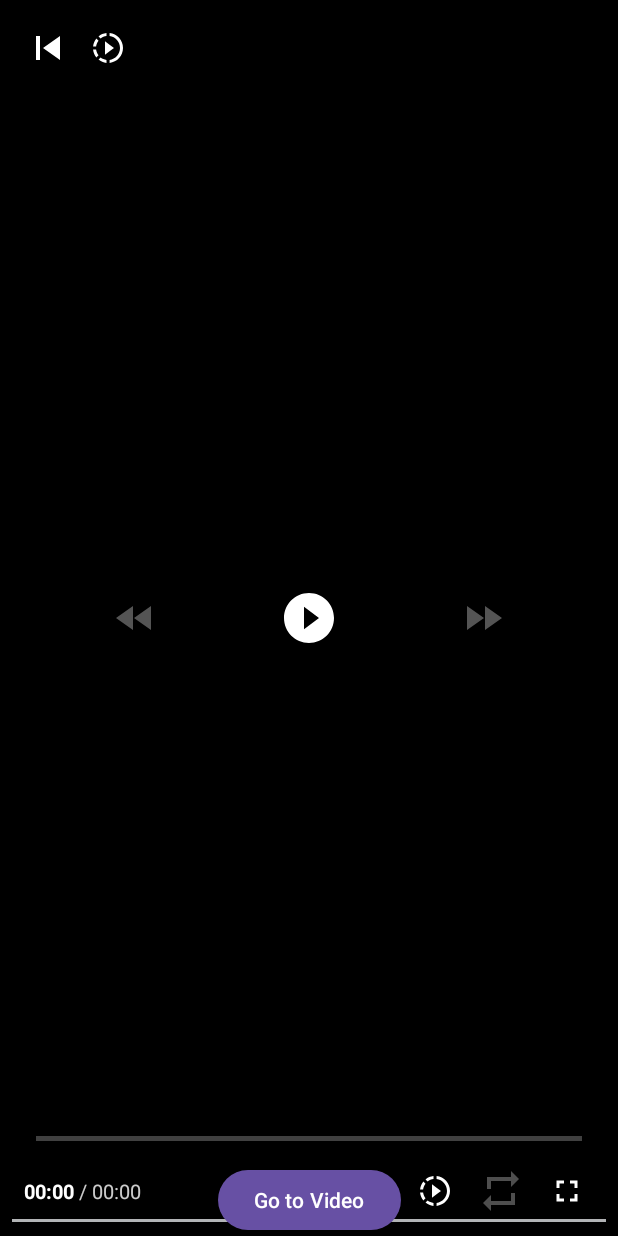
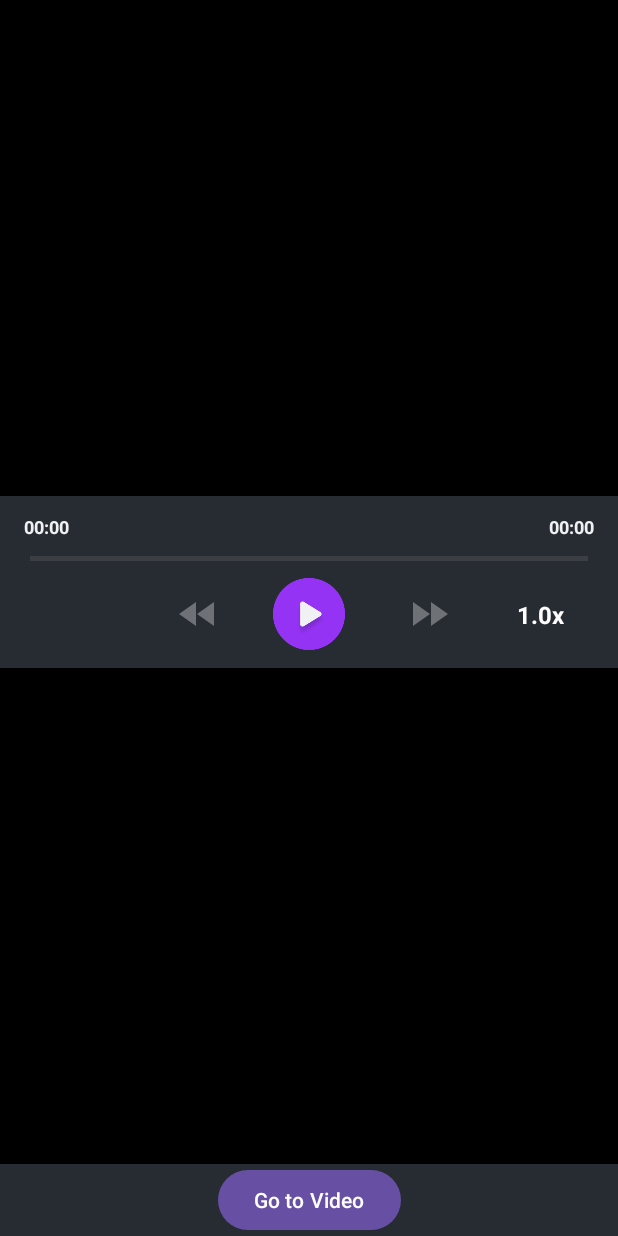
Before and after one commit to HamBeomJoon/Media3Ex, an Android app: the screen it shows after launch (MainActivity), on a phone screen of 412 x 824 dp. Run offline under Robolectric (Android 15) with nearby library versions, the phone set to English and light mode, and no system bars; our stand-ins replace data binding.

Commit message:
feat: 비디오/오디오 컨트롤러 레이아웃 분리 및 적용

```diff
--- /dev/null
+++ b/app/src/main/java/com/example/media3ex/AudioControlView.kt
@@ -0,0 +1,33 @@
+package com.example.media3ex
+
+import android.content.Context
+import android.util.AttributeSet
+import android.view.LayoutInflater
+import androidx.constraintlayout.widget.ConstraintLayout
+import androidx.media3.exoplayer.ExoPlayer
+import com.example.media3ex.databinding.ViewAudioControlBinding
+
+class AudioControlView
+    @JvmOverloads
+    constructor(
+        context: Context,
+        attrs: AttributeSet? = null,
+        defStyleAttr: Int = 0,
+    ) : ConstraintLayout(context, attrs, defStyleAttr) {
+        private val binding: ViewAudioControlBinding =
+            ViewAudioControlBinding.inflate(
+                LayoutInflater.from(context),
+                this,
+            )
+        private var player: ExoPlayer? = null
+
+        fun setPlayer(player: ExoPlayer) {
+            this.player = player
+            binding.playerView.player = player
+        }
+
+        fun release() {
+            player?.release()
+            player = null
+        }
+    }
--- a/app/src/main/java/com/example/media3ex/AudioFragment.kt
+++ b/app/src/main/java/com/example/media3ex/AudioFragment.kt
@@ -19,7 +19,7 @@ class AudioFragment : Fragment() {
         inflater: LayoutInflater,
         container: ViewGroup?,
         savedInstanceState: Bundle?,
-    ): View? {
+    ): View {
         _binding = FragmentAudioBinding.inflate(inflater, container, false)
         return binding.root
     }
@@ -30,7 +30,22 @@ class AudioFragment : Fragment() {
     ) {
         super.onViewCreated(view, savedInstanceState)
         initializePlayer()
+        setupNavigation()
+    }
 
+    private fun initializePlayer() {
+        player =
+            ExoPlayer.Builder(requireContext()).build().also { exoPlayer ->
+                val mediaItem = MediaItem.fromUri("asset:///ComposeCoroutineScope.mp3")
+                exoPlayer.setMediaItem(mediaItem)
+                exoPlayer.prepare()
+
+                // CustomView에 플레이어 설정
+                binding.audioControlView.setPlayer(exoPlayer)
+            }
+    }
+
+    private fun setupNavigation() {
         binding.btnVideo.setOnClickListener {
             parentFragmentManager
                 .beginTransaction()
@@ -40,20 +55,16 @@ class AudioFragment : Fragment() {
         }
     }
 
-    private fun initializePlayer() {
-        player =
-            ExoPlayer.Builder(requireContext()).build().also { exoPlayer ->
-                binding.playerView.player = exoPlayer
-                val mediaItem = MediaItem.fromUri("asset:///ComposeCoroutineScope.mp3")
-                exoPlayer.setMediaItem(mediaItem)
-                exoPlayer.prepare()
-            }
+    override fun onStop() {
+        super.onStop()
+        player?.pause()
     }
 
     override fun onDestroyView() {
         super.onDestroyView()
         player?.release()
         player = null
+        binding.audioControlView.release()
         _binding = null
     }
 }
--- a/app/src/main/res/layout/custom_audio_controls.xml
+++ b/app/src/main/res/layout/custom_audio_controls.xml
@@ -1,228 +1,102 @@
 <?xml version="1.0" encoding="utf-8"?>
-<FrameLayout xmlns:android="http://schemas.android.com/apk/res/android"
+<androidx.constraintlayout.widget.ConstraintLayout xmlns:android="http://schemas.android.com/apk/res/android"
     xmlns:app="http://schemas.android.com/apk/res-auto"
     xmlns:tools="http://schemas.android.com/tools"
     android:layout_width="match_parent"
-    android:layout_height="match_parent">
-
-    <View
-        android:id="@+id/topGradient"
-        android:layout_width="match_parent"
-        android:layout_height="100dp"
-        android:layout_gravity="top"
-        android:background="@drawable/gradient_top_background" />
-
-    <LinearLayout
-        android:id="@+id/topControls"
-        android:layout_width="match_parent"
     android:layout_height="wrap_content"
-        android:layout_gravity="top"
-        android:gravity="center_vertical"
-        android:orientation="horizontal"
+    android:layout_gravity="center_vertical"
+    android:background="@color/hearit_black1"
     android:padding="12dp">
-
-        <ImageButton
-            android:id="@+id/btnBack"
-            android:layout_width="40dp"
-            android:layout_height="40dp"
-            android:background="?attr/selectableItemBackgroundBorderless"
-            android:contentDescription="@null"
-            android:src="@drawable/exo_icon_previous"
-            app:tint="@color/white"
-            tools:ignore="PrivateResource" />
-
-        <TextView
-            android:id="@+id/tvVideoTitle"
-            android:layout_width="0dp"
-            android:layout_height="wrap_content"
-            android:layout_marginHorizontal="12dp"
-            android:layout_weight="1"
-            android:ellipsize="end"
-            android:maxLines="1"
-            android:textColor="@color/white"
-            android:textSize="16sp"
-            android:textStyle="bold"
-            android:visibility="gone"
-            tools:text="Video Title"
-            tools:visibility="visible" />
-
-        <ImageButton
-            android:id="@+id/btnCast"
-            android:layout_width="40dp"
-            android:layout_height="40dp"
-            android:background="?attr/selectableItemBackgroundBorderless"
-            android:contentDescription="@null"
-            android:src="@drawable/exo_icon_previous"
-            android:visibility="gone"
-            app:tint="@color/white"
-            tools:ignore="PrivateResource" />
-
-        <ImageButton
-            android:id="@+id/btnSettings"
-            android:layout_width="40dp"
-            android:layout_height="40dp"
-            android:background="?attr/selectableItemBackgroundBorderless"
-            android:contentDescription="@null"
-            android:src="@drawable/exo_styled_controls_speed"
-            app:tint="@color/white"
-            tools:ignore="PrivateResource" />
-    </LinearLayout>
-
-    <LinearLayout
-        android:id="@+id/centerControls"
-        android:layout_width="wrap_content"
-        android:layout_height="wrap_content"
-        android:layout_gravity="center"
-        android:gravity="center"
-        android:orientation="horizontal">
-
-        <ImageButton
-            android:id="@id/exo_rew"
-            android:layout_width="64dp"
-            android:layout_height="64dp"
-            android:layout_marginEnd="48dp"
-            android:background="@drawable/center_control_background"
-            android:contentDescription="@string/exo_controls_rewind_description"
-            android:src="@drawable/exo_ic_rewind"
-            app:tint="@color/white"
-            tools:ignore="PrivateResource" />
-
-        <ImageButton
-            android:id="@id/exo_play_pause"
-            android:layout_width="72dp"
-            android:layout_height="72dp"
-            android:background="@drawable/center_control_background"
-            android:contentDescription="@string/exo_controls_play_description"
-            android:src="@drawable/ic_play"
-            app:tint="@color/white"
-            tools:ignore="PrivateResource" />
-
-        <ImageButton
-            android:id="@id/exo_ffwd"
-            android:layout_width="64dp"
-            android:layout_height="64dp"
-            android:layout_marginStart="48dp"
-            android:background="@drawable/center_control_background"
-            android:contentDescription="@string/exo_controls_fastforward_description"
-            android:src="@drawable/exo_ic_forward"
-            app:tint="@color/white"
-            tools:ignore="PrivateResource" />
-    </LinearLayout>
-
-    <!-- 하단 그라데이션 배경 -->
-    <View
-        android:id="@+id/bottomGradient"
-        android:layout_width="match_parent"
-        android:layout_height="100dp"
-        android:layout_gravity="bottom"
-        android:background="@drawable/gradient_bottom_background" />
-
-    <!-- 하단 컨트롤 -->
-    <LinearLayout
-        android:id="@+id/bottomControls"
-        android:layout_width="match_parent"
-        android:layout_height="wrap_content"
-        android:layout_gravity="bottom"
-        android:orientation="vertical"
-        android:paddingHorizontal="16dp"
-        android:paddingBottom="12dp">
-
-        <!-- Seekbar -->
-        <androidx.media3.ui.DefaultTimeBar
-            android:id="@id/exo_progress"
-            android:layout_width="match_parent"
-            android:layout_height="wrap_content"
-            android:layout_marginBottom="4dp"
-            app:bar_height="3dp"
-            app:played_color="@color/hearit_purple1"
-            app:scrubber_color="@color/hearit_purple1"
-            app:scrubber_disabled_size="0dp"
-            app:scrubber_enabled_size="14dp"
-            app:touch_target_height="26dp"
-            app:unplayed_color="#40FFFFFF" />
-
-        <LinearLayout
-            android:layout_width="match_parent"
-            android:layout_height="wrap_content"
-            android:gravity="center_vertical"
-            android:orientation="horizontal">
 
     <TextView
         android:id="@id/exo_position"
         android:layout_width="wrap_content"
         android:layout_height="wrap_content"
-                android:textColor="@color/white"
-                android:textSize="13sp"
+        android:layout_marginStart="4dp"
+        android:textColor="@color/hearit_gray4"
+        android:textSize="12sp"
         android:textStyle="bold"
-                tools:text="0:05" />
-
-            <TextView
-                android:layout_width="wrap_content"
-                android:layout_height="wrap_content"
-                android:paddingHorizontal="3dp"
-                android:text="/"
-                android:textColor="#CCFFFFFF"
-                android:textSize="13sp" />
+        app:layout_constraintStart_toStartOf="parent"
+        app:layout_constraintTop_toTopOf="parent"
+        tools:text="00:00" />
 
     <TextView
         android:id="@id/exo_duration"
         android:layout_width="wrap_content"
         android:layout_height="wrap_content"
-                android:textColor="#CCFFFFFF"
-                android:textSize="13sp"
-                tools:text="29:05" />
+        android:layout_marginEnd="4dp"
+        android:textColor="@color/hearit_gray4"
+        android:textSize="12sp"
+        android:textStyle="bold"
+        app:layout_constraintEnd_toEndOf="parent"
+        app:layout_constraintTop_toTopOf="parent"
+        tools:text="09:10" />
 
-            <Space
+    <androidx.media3.ui.DefaultTimeBar
+        android:id="@id/exo_progress"
         android:layout_width="0dp"
-                android:layout_height="1dp"
-                android:layout_weight="1" />
+        android:layout_height="wrap_content"
+        app:bar_height="3dp"
+        app:layout_constraintEnd_toEndOf="parent"
+        app:layout_constraintStart_toStartOf="parent"
+        app:layout_constraintTop_toBottomOf="@id/exo_position"
+        app:played_color="@color/hearit_purple3"
+        app:scrubber_color="@color/hearit_purple3"
+        app:scrubber_enabled_size="14dp"
+        app:touch_target_height="26dp"
+        app:unplayed_color="@color/hearit_gray1" />
 
-            <ImageButton
-                android:id="@+id/btnPlaybackSpeed"
-                android:layout_width="36dp"
-                android:layout_height="36dp"
-                android:layout_marginEnd="8dp"
-                android:background="?attr/selectableItemBackgroundBorderless"
-                android:contentDescription="@null"
-                android:src="@drawable/exo_styled_controls_speed"
-                app:tint="@color/white"
+    <ImageView
+        android:id="@+id/custom_play_pause"
+        android:layout_width="48dp"
+        android:layout_height="48dp"
+        android:contentDescription="@string/exo_controls_play_description"
+        android:src="@drawable/ic_play_purple"
+        app:layout_constraintEnd_toEndOf="parent"
+        app:layout_constraintStart_toStartOf="parent"
+        app:layout_constraintTop_toBottomOf="@id/exo_progress"
         tools:ignore="PrivateResource" />
 
     <ImageButton
-                android:id="@+id/btnRepeatMode"
+        android:id="@id/exo_rew"
         android:layout_width="36dp"
         android:layout_height="36dp"
-                android:layout_marginEnd="8dp"
+        android:layout_marginEnd="32dp"
         android:background="?attr/selectableItemBackgroundBorderless"
-                android:contentDescription="@null"
-                android:src="@drawable/exo_styled_controls_repeat_off"
-                app:tint="@color/white"
+        android:contentDescription="@string/exo_controls_rewind_description"
+        android:src="@drawable/exo_ic_rewind"
+        app:layout_constraintBottom_toBottomOf="@id/custom_play_pause"
+        app:layout_constraintEnd_toStartOf="@id/custom_play_pause"
+        app:layout_constraintTop_toTopOf="@id/custom_play_pause"
         tools:ignore="PrivateResource" />
 
     <ImageButton
-                android:id="@+id/btnFullscreen"
-                android:layout_width="36dp"
-                android:layout_height="36dp"
+        android:id="@id/exo_ffwd"
+        android:layout_width="48dp"
+        android:layout_height="48dp"
+        android:layout_marginStart="32dp"
         android:background="?attr/selectableItemBackgroundBorderless"
-                android:contentDescription="@null"
-                android:src="@drawable/exo_styled_controls_fullscreen_enter"
-                app:tint="@color/white"
+        android:contentDescription="@string/exo_controls_fastforward_description"
+        android:src="@drawable/exo_ic_forward"
+        app:layout_constraintBottom_toBottomOf="@id/custom_play_pause"
+        app:layout_constraintStart_toEndOf="@id/custom_play_pause"
+        app:layout_constraintTop_toTopOf="@id/custom_play_pause"
         tools:ignore="PrivateResource" />
-        </LinearLayout>
 
-    </LinearLayout>
+    <TextView
+        android:id="@+id/tvPlaybackSpeed"
+        android:layout_width="wrap_content"
+        android:layout_height="wrap_content"
+        android:layout_marginEnd="16dp"
+        android:background="?attr/selectableItemBackgroundBorderless"
+        android:padding="8dp"
+        android:text="1.0x"
+        android:textColor="@color/white"
+        android:textSize="16sp"
+        android:textStyle="bold"
+        app:layout_constraintBottom_toBottomOf="@id/custom_play_pause"
+        app:layout_constraintEnd_toEndOf="parent"
+        app:layout_constraintTop_toTopOf="@id/custom_play_pause" />
 
-    <!-- 항상 표시되는 얇은 seekbar (컨트롤러 숨김 시) -->
-    <androidx.media3.ui.DefaultTimeBar
-        android:id="@+id/thinSeekbar"
-        android:layout_width="match_parent"
-        android:layout_height="wrap_content"
-        android:layout_gravity="bottom"
-        app:bar_height="2dp"
-        app:played_color="@color/hearit_purple1"
-        app:scrubber_disabled_size="0dp"
-        app:scrubber_enabled_size="0dp"
-        app:touch_target_height="20dp"
-        app:unplayed_color="@color/hearit_gray2" />
 
-</FrameLayout>
+</androidx.constraintlayout.widget.ConstraintLayout>
--- a/app/src/main/res/layout/fragment_audio.xml
+++ b/app/src/main/res/layout/fragment_audio.xml
@@ -11,15 +11,12 @@
         android:layout_height="match_parent"
         android:background="@color/hearit_black1">
 
-        <androidx.media3.ui.PlayerView
-            android:id="@+id/playerView"
+        <com.example.media3ex.AudioControlView
+            android:id="@+id/audioControlView"
             android:layout_width="match_parent"
-            android:layout_height="wrap_content"
-            app:controller_layout_id="@layout/custom_audio_controls"
-            app:layout_constraintBottom_toBottomOf="parent"
-            app:layout_constraintTop_toTopOf="parent"
-            app:show_buffering="when_playing"
-            app:surface_type="none" />
+            android:layout_height="0dp"
+            app:layout_constraintBottom_toTopOf="@id/btn_video"
+            app:layout_constraintTop_toTopOf="parent" />
 
         <Button
             android:id="@+id/btn_video"
--- a/app/src/main/res/layout/fragment_player_control.xml
+++ b/app/src/main/res/layout/fragment_player_control.xml
@@ -18,7 +18,7 @@
             android:id="@+id/playerView"
             android:layout_width="match_parent"
             android:layout_height="0dp"
-            app:controller_layout_id="@layout/custom_audio_controls"
+            app:controller_layout_id="@layout/custom_video_controls"
             app:layout_constraintBottom_toTopOf="@id/tvCurrentTrack"
             app:layout_constraintDimensionRatio="16:9"
             app:layout_constraintTop_toTopOf="parent"
--- a/app/src/main/res/layout/fragment_video.xml
+++ b/app/src/main/res/layout/fragment_video.xml
@@ -16,7 +16,7 @@
             android:layout_width="0dp"
             android:layout_height="0dp"
             app:animation_enabled="true"
-            app:controller_layout_id="@layout/custom_audio_controls"
+            app:controller_layout_id="@layout/custom_video_controls"
             app:hide_on_touch="true"
             app:layout_constraintBottom_toTopOf="@id/btn_audio"
             app:layout_constraintEnd_toEndOf="parent"
--- /dev/null
+++ b/app/src/main/res/layout/view_audio_control.xml
@@ -0,0 +1,13 @@
+<?xml version="1.0" encoding="utf-8"?>
+<merge xmlns:android="http://schemas.android.com/apk/res/android"
+    xmlns:app="http://schemas.android.com/apk/res-auto">
+
+    <androidx.media3.ui.PlayerView
+        android:id="@+id/playerView"
+        android:layout_width="match_parent"
+        android:layout_height="wrap_content"
+        app:controller_layout_id="@layout/custom_audio_controls"
+        app:show_buffering="when_playing"
+        app:surface_type="none" />
+
+</merge>
```
Also changed, not shown: app/src/main/res/layout/custom_video_controls.xml (added, +228 -0 lines). Lines whose indentation alone changed are shown as unchanged.
